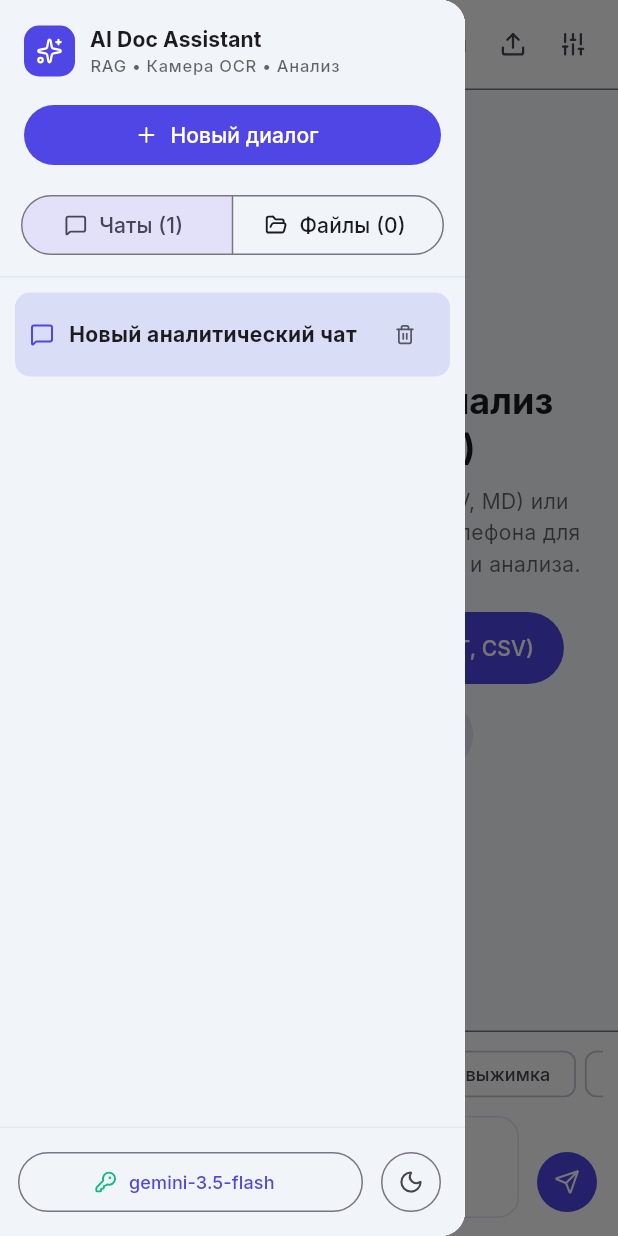
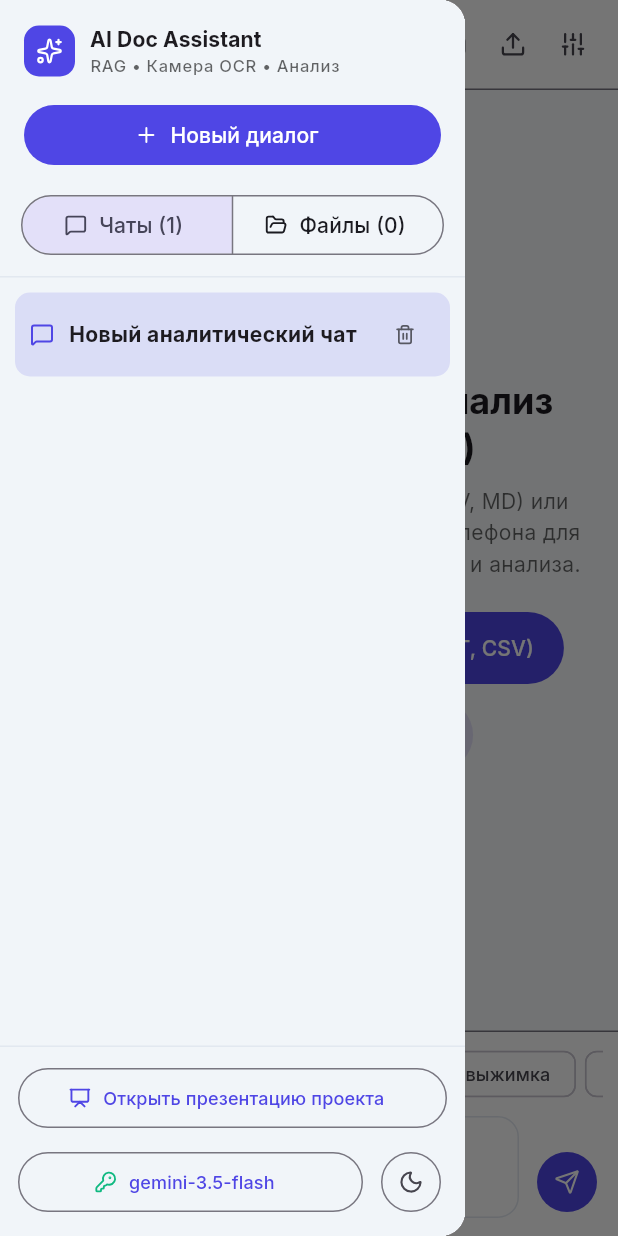
Before and after one commit to ShadowNoYami/CodexAI, a Flutter app: the screen it shows after launch, with the side drawer open, on a phone screen of 412 x 824 dp. Run offline on Flutter 3.47's test engine with Material 3 defaults, Android fonts, the light colour scheme and no system bars; our stand-ins replace csv, dio, drift, drift_flutter, file_picker, flutter_markdown and 6 more; missing offline and left inert: markdown, syncfusion_flutter_pdf; accounts and stored records are empty.

Commit message:
docs: add 10-slide engineering presentation (PPTX, PDF, HTML) and UI launcher

```diff
--- a/lib/features/chat/presentation/widgets/chat_sidebar.dart
+++ b/lib/features/chat/presentation/widgets/chat_sidebar.dart
@@ -1,6 +1,10 @@
+import 'dart:io';
+
+import 'package:flutter/foundation.dart';
 import 'package:flutter/material.dart';
 import 'package:flutter_riverpod/flutter_riverpod.dart';
 import 'package:lucide_icons/lucide_icons.dart';
+import 'package:url_launcher/url_launcher.dart';
 
 import '../../../../app.dart';
 import '../../../../core/config/env_config.dart';
@@ -28,6 +32,28 @@ class ChatSidebar extends ConsumerStatefulWidget {
       context: context,
       builder: (ctx) => const _LlmSettingsDialog(),
     );
+  }
+
+  /// Открывает презентацию проекта (HTML / PDF / PPTX) через url_launcher.
+  static Future<void> openProjectPresentation(BuildContext context) async {
+    final uri = kIsWeb
+        ? Uri.base.resolve('docs/presentation.html')
+        : Uri.file(
+            '${Directory.current.path}${Platform.pathSeparator}docs${Platform.pathSeparator}presentation.html',
+          );
+
+    final launched = await launchUrl(
+      uri,
+      mode: LaunchMode.externalApplication,
+    );
+
+    if (!launched && context.mounted) {
+      ScaffoldMessenger.of(context).showSnackBar(
+        const SnackBar(
+          content: Text('Файлы презентации находятся в папке docs/'),
+        ),
+      );
+    }
   }
 
   /// Открывает нижнюю шторку выбора источника документа: Камера (OCR), Галерея фото или Файлы.
@@ -279,10 +305,25 @@ class _ChatSidebarState extends ConsumerState<ChatSidebar> {
 
             const Divider(height: 1),
 
-            // 4. Нижняя панель: статус API-ключа и переключение темы
+            // 4. Нижняя панель: презентация проекта, статус API-ключа и переключение темы
             Padding(
-              padding: const EdgeInsets.all(12),
-              child: Row(
+              padding: const EdgeInsets.fromLTRB(12, 10, 12, 12),
+              child: Column(
+                crossAxisAlignment: CrossAxisAlignment.stretch,
+                children: [
+                  OutlinedButton.icon(
+                    onPressed: () =>
+                        ChatSidebar.openProjectPresentation(context),
+                    icon: const Icon(LucideIcons.presentation, size: 15),
+                    label: const Text(
+                      'Открыть презентацию проекта',
+                      maxLines: 1,
+                      overflow: TextOverflow.ellipsis,
+                      style: TextStyle(fontSize: 12),
+                    ),
+                  ),
+                  const SizedBox(height: 8),
+                  Row(
                     children: [
                       Expanded(
                         child: OutlinedButton.icon(
@@ -320,6 +361,8 @@ class _ChatSidebarState extends ConsumerState<ChatSidebar> {
                               : ThemeMode.dark;
                           ref.read(themeModeProvider.notifier).state = next;
                         },
+                      ),
+                    ],
                   ),
                 ],
               ),
--- a/pubspec.yaml
+++ b/pubspec.yaml
@@ -48,6 +48,7 @@ dependencies:
   intl: ^0.20.1
   collection: ^1.19.0
   shared_preferences: ^2.3.5
+  url_launcher: ^6.3.1
 
 dev_dependencies:
   flutter_test:
```
Also changed, not shown: pubspec.lock, 11 other files. Lines whose indentation alone changed are shown as unchanged.
